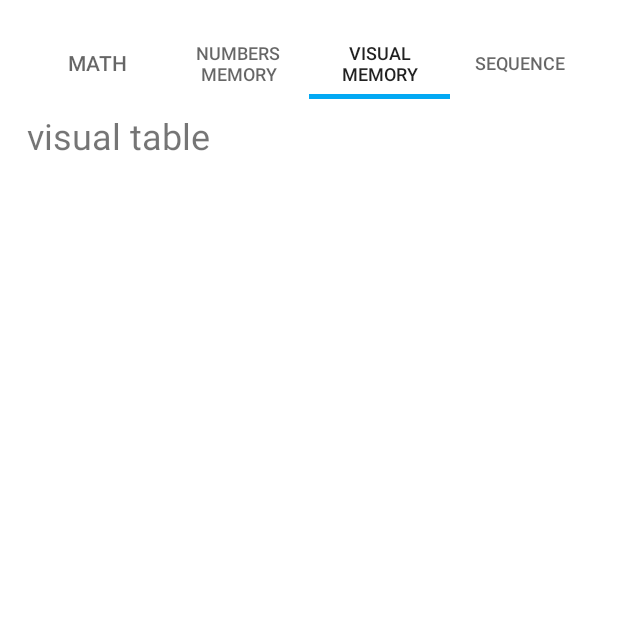
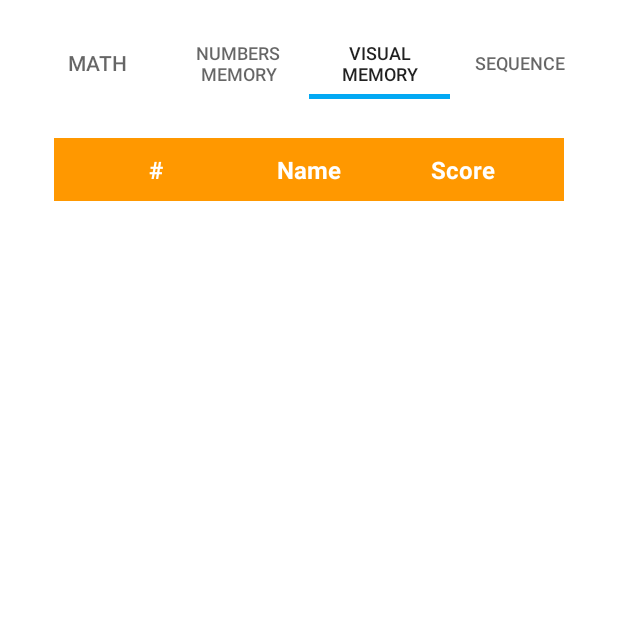
Before and after one commit to EinavShuki/BrainQuiz, an Android app: the MathScoresFragment screen opened directly, with no data from a screen before it, tab 3 chosen, on a phone screen of 412 x 824 dp, the top half of it. Run offline under Robolectric (Android 15) with nearby library versions, the phone set to English and light mode, and no system bars; our stand-ins replace Firebase (no records; nobody signed in at launch, a user with empty details on screens opened directly).

Commit message:
code organization

```diff
--- a/app/src/main/java/com/example/brainquiz/LeaderboardActivity.java
+++ b/app/src/main/java/com/example/brainquiz/LeaderboardActivity.java
@@ -5,6 +5,10 @@ import androidx.viewpager.widget.ViewPager;
 
 import android.os.Bundle;
 
+import com.example.brainquiz.fragments.MathScoresFragment;
+import com.example.brainquiz.fragments.NumbersMemoryScoresFragment;
+import com.example.brainquiz.fragments.SequenceScoreFragment;
+import com.example.brainquiz.fragments.VisualMemoryScoreFragment;
 import com.google.android.material.tabs.TabLayout;
 
 public class LeaderboardActivity extends AppCompatActivity {
--- a/app/src/main/java/com/example/brainquiz/NumbersMemoryScoresFragment.java
+++ /dev/null
@@ -1,34 +0,0 @@
-package com.example.brainquiz;
-
-import android.os.Bundle;
-import android.util.Log;
-import android.util.Pair;
-import android.view.LayoutInflater;
-import android.view.View;
-import android.view.ViewGroup;
-
-import com.example.brainquiz.utils.FirebaseManager;
-
-import androidx.annotation.NonNull;
-import androidx.annotation.Nullable;
-import androidx.fragment.app.Fragment;
-
-public class NumbersMemoryScoresFragment extends Fragment {
-    @Override
-    public View onCreateView(LayoutInflater inflater, ViewGroup container, Bundle savedInstanceState) {
-        return inflater.inflate(R.layout.number_memory_score_fragment, container, false);
-    }
-    @Override
-    public void onViewCreated(@NonNull View view, @Nullable Bundle savedInstanceState) {
-        super.onViewCreated(view, savedInstanceState);
-        fetchScores();
-    }
-
-    private void fetchScores() {
-        FirebaseManager.getInstance().getScores("numberMemoryScore", scores -> {
-            for (Pair<String, Long> score : scores){
-                Log.i("numbersMemoryScores:", score.first + score.second);
-            }
-        });
-    }
-}
--- a/app/src/main/java/com/example/brainquiz/SequenceScoreFragment.java
+++ /dev/null
@@ -1,34 +0,0 @@
-package com.example.brainquiz;
-
-import android.os.Bundle;
-import android.util.Log;
-import android.util.Pair;
-import android.view.LayoutInflater;
-import android.view.View;
-import android.view.ViewGroup;
-
-import com.example.brainquiz.utils.FirebaseManager;
-
-import androidx.annotation.NonNull;
-import androidx.annotation.Nullable;
-import androidx.fragment.app.Fragment;
-
-public class SequenceScoreFragment  extends Fragment {
-    @Override
-    public View onCreateView(LayoutInflater inflater, ViewGroup container, Bundle savedInstanceState) {
-        return inflater.inflate(R.layout.sequence_score_fragment, container, false);
-    }
-    @Override
-    public void onViewCreated(@NonNull View view, @Nullable Bundle savedInstanceState) {
-        super.onViewCreated(view, savedInstanceState);
-        fetchScores();
-    }
-
-    private void fetchScores() {
-        FirebaseManager.getInstance().getScores("sequenceScore", scores -> {
-            for (Pair<String, Long> score : scores){
-                Log.i("sequenceScores:", score.first + score.second);
-            }
-        });
-    }
-}
--- a/app/src/main/java/com/example/brainquiz/MathScoresFragment.java
+++ b/app/src/main/java/com/example/brainquiz/fragments/BaseScoreFragment.java
@@ -1,39 +1,41 @@
-package com.example.brainquiz;
+package com.example.brainquiz.fragments;
 
 import android.os.Bundle;
-import android.util.Log;
 import android.util.Pair;
 import android.view.LayoutInflater;
 import android.view.View;
 import android.view.ViewGroup;
 import android.widget.ProgressBar;
 import android.widget.TableLayout;
-import android.widget.TableRow;
 import android.widget.TextView;
 
+import com.example.brainquiz.R;
 import com.example.brainquiz.utils.FirebaseManager;
-import com.google.android.material.tabs.TabLayout;
-
-import java.util.Comparator;
-import java.util.List;
 
 import androidx.annotation.NonNull;
 import androidx.annotation.Nullable;
 import androidx.fragment.app.Fragment;
 
-public class MathScoresFragment extends Fragment {
+public abstract class BaseScoreFragment extends Fragment {
     TableLayout tableLayout;
     ProgressBar progressBar;
 
+    protected abstract int getLayoutId();
+
+    protected abstract int getTableId();
+
+    protected abstract String getTableName();
+
     @Override
     public View onCreateView(LayoutInflater inflater, ViewGroup container, Bundle savedInstanceState) {
-        return inflater.inflate(R.layout.math_score_fragment, container, false);
+        return inflater.inflate(getLayoutId(), container, false);
     }
 
     @Override
     public void onViewCreated(@NonNull View view, @Nullable Bundle savedInstanceState) {
         super.onViewCreated(view, savedInstanceState);
-        tableLayout = view.findViewById(R.id.math_score_table);
+
+        tableLayout = view.findViewById(getTableId());
         tableLayout.setVisibility(View.INVISIBLE);
         progressBar = view.findViewById(R.id.progress_bar);
         fetchScores();
@@ -42,11 +44,11 @@ public class MathScoresFragment extends Fragment {
     }
 
     private void fetchScores() {
-        FirebaseManager.getInstance().getScores("mathScores", scores -> {
+        FirebaseManager.getInstance().getScores(getTableName(), scores -> {
             scores.sort((p1, p2) -> Long.compare(p2.second, p1.second));
 
             int i = 0;
-            for (Pair<String, Long> score : scores){
+            for (Pair<String, Long> score : scores) {
                 View row = getLayoutInflater().inflate(R.layout.table_row, null, false);
                 TextView rankCol = row.findViewById(R.id.rank);
                 rankCol.setText(String.valueOf(++i));
--- /dev/null
+++ b/app/src/main/java/com/example/brainquiz/fragments/MathScoresFragment.java
@@ -0,0 +1,22 @@
+package com.example.brainquiz.fragments;
+
+import com.example.brainquiz.R;
+
+public class MathScoresFragment extends BaseScoreFragment {
+
+    @Override
+    protected int getLayoutId() {
+        return R.layout.math_score_fragment;
+    }
+
+    @Override
+    protected int getTableId() {
+        return R.id.math_score_table;
+    }
+
+    @Override
+    protected String getTableName() {
+        return "mathScores";
+    }
+
+}
--- /dev/null
+++ b/app/src/main/java/com/example/brainquiz/fragments/NumbersMemoryScoresFragment.java
@@ -0,0 +1,24 @@
+package com.example.brainquiz.fragments;
+
+
+import com.example.brainquiz.R;
+
+public class NumbersMemoryScoresFragment extends BaseScoreFragment {
+
+
+    @Override
+    protected int getLayoutId() {
+        return R.layout.number_memory_score_fragment;
+    }
+
+    @Override
+    protected int getTableId() {
+        return R.id.numbers_memory_score_table;
+    }
+
+    @Override
+    protected String getTableName() {
+        return "numberMemoryScore";
+    }
+
+}
--- /dev/null
+++ b/app/src/main/java/com/example/brainquiz/fragments/SequenceScoreFragment.java
@@ -0,0 +1,20 @@
+package com.example.brainquiz.fragments;
+
+import com.example.brainquiz.R;
+
+public class SequenceScoreFragment  extends BaseScoreFragment {
+    @Override
+    protected int getLayoutId() {
+        return R.layout.sequence_score_fragment;
+    }
+
+    @Override
+    protected int getTableId() {
+        return R.id.sequence_score_table;
+    }
+
+    @Override
+    protected String getTableName() {
+        return "sequenceScore";
+    }
+}
--- a/app/src/main/res/layout/visual_memory_score_fragment.xml
+++ b/app/src/main/res/layout/visual_memory_score_fragment.xml
@@ -1,16 +1,67 @@
 <?xml version="1.0" encoding="utf-8"?>
-<androidx.constraintlayout.widget.ConstraintLayout
-    xmlns:android="http://schemas.android.com/apk/res/android"
+<RelativeLayout xmlns:android="http://schemas.android.com/apk/res/android"
     xmlns:tools="http://schemas.android.com/tools"
     android:layout_width="match_parent"
-    android:layout_height="match_parent">
+    android:layout_height="match_parent"
+    android:padding="18dp"
+    tools:context=".MainActivity">
 
-    <TextView
+    <ProgressBar
+        android:id="@+id/progress_bar"
         android:layout_width="wrap_content"
         android:layout_height="wrap_content"
-        android:text="visual table"
-        android:textSize="24sp"
-        tools:ignore="MissingConstraints"
-        tools:layout_editor_absoluteX="148dp"
-        tools:layout_editor_absoluteY="313dp" />
-</androidx.constraintlayout.widget.ConstraintLayout>
+        android:layout_centerInParent="true"
+        android:indeterminateTint="@color/blue_500" />
+
+    <TableLayout
+        android:id="@+id/visual_memory_score_table"
+        android:layout_width="match_parent"
+        android:layout_height="wrap_content"
+        android:background="@android:color/white">
+
+        <!-- Table Heading -->
+
+        <TableRow android:background="@color/orange_200">
+
+            <TextView
+                android:layout_width="0dp"
+                android:layout_height="wrap_content"
+                android:layout_weight="4"
+                android:gravity="center_horizontal"
+                android:padding="10sp"
+                android:text="#"
+                android:textColor="@android:color/white"
+                android:textSize="16sp"
+                android:textStyle="bold" />
+
+            <TextView
+                android:layout_width="0dp"
+                android:layout_height="wrap_content"
+                android:layout_weight="2"
+                android:gravity="center_horizontal"
+                android:padding="10sp"
+                android:text="@string/name_col"
+                android:textColor="@android:color/white"
+                android:textSize="16sp"
+                android:textStyle="bold" />
+
+            <TextView
+                android:layout_width="0dp"
+                android:layout_height="wrap_content"
+                android:layout_weight="4"
+                android:gravity="center_horizontal"
+                android:padding="10sp"
+                android:text="@string/score_col"
+                android:textColor="@android:color/white"
+                android:textSize="16sp"
+                android:textStyle="bold" />
+
+
+        </TableRow>
+
+        <!-- Table Data -->
+
+
+    </TableLayout>
+
+</RelativeLayout>
--- a/app/src/main/res/values/strings.xml
+++ b/app/src/main/res/values/strings.xml
@@ -18,4 +18,8 @@
     <string name="finish">Finish</string>
     <string name="name_col">Name</string>
     <string name="score_col">Score</string>
+    <string name="save">Save</string>
+    <string name="cancel">Cancel</string>
+    <string name="ok">Ok</string>
+    <string name="your_score">Your Score:</string>
 </resources>
```
Also changed, not shown: app/src/main/java/com/example/brainquiz/FailScreenNumberMemoryActivity.java (+10 -1 lines), app/src/main/java/com/example/brainquiz/SaveScoreDialog.java (added, +48 -0 lines), app/src/main/java/com/example/brainquiz/VisualMemoryScoreFragment.java (deleted, +0 -34 lines), app/src/main/java/com/example/brainquiz/fragments/VisualMemoryScoreFragment.java (added, +21 -0 lines), app/src/main/java/com/example/brainquiz/utils/FirebaseManager.java (+10 -0 lines), app/src/main/res/layout/number_memory_score_fragment.xml (+61 -10 lines), app/src/main/res/layout/save_score_dialog.xml (added, +41 -0 lines), app/src/main/res/layout/sequence_score_fragment.xml (+61 -10 lines), 1 other file.
